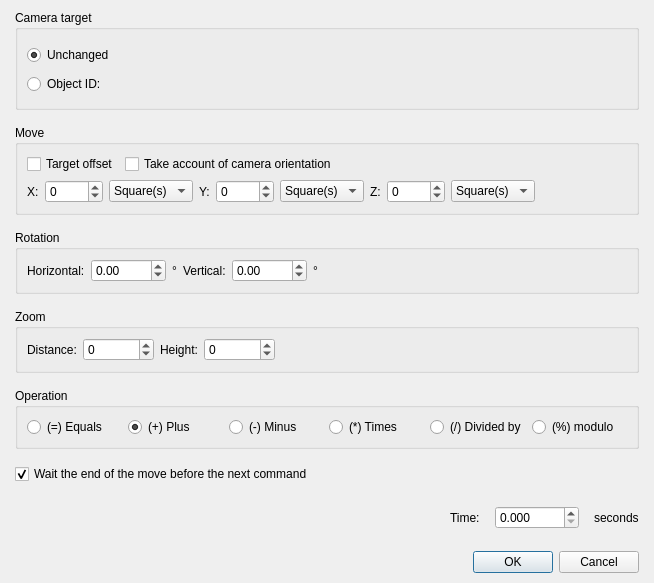
This is Engine/Dialogs/Commands/dialogcommandmovecamera.ui in RPG-Paper-Maker/RPG-Paper-Maker as Qt 5 draws it before an edit. The edited form follows.
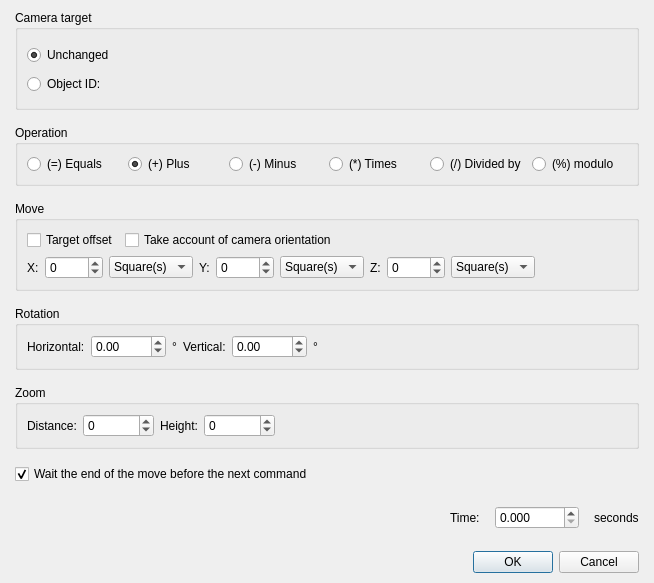
This is the edited form. Custom widgets are drawn as their Qt base class.

Diff of the .ui file:
```diff
--- a/Engine/Dialogs/Commands/dialogcommandmovecamera.ui
+++ b/Engine/Dialogs/Commands/dialogcommandmovecamera.ui
@@ -117,6 +117,67 @@
          </layout>
         </widget>
        </item>
+       <item>
+        <widget class="QGroupBox" name="groupBox_5">
+         <property name="title">
+          <string>Operation</string>
+         </property>
+         <layout class="QGridLayout" name="gridLayout_6">
+          <item row="0" column="0">
+           <layout class="QHBoxLayout" name="horizontalLayout_13">
+            <item>
+             <widget class="QRadioButton" name="radioButtonEquals">
+              <property name="text">
+               <string>(=) Equals</string>
+              </property>
+              <property name="checked">
+               <bool>false</bool>
+              </property>
+             </widget>
+            </item>
+            <item>
+             <widget class="QRadioButton" name="radioButtonPlus">
+              <property name="text">
+               <string>(+) Plus</string>
+              </property>
+              <property name="checked">
+               <bool>true</bool>
+              </property>
+             </widget>
+            </item>
+            <item>
+             <widget class="QRadioButton" name="radioButtonMinus">
+              <property name="text">
+               <string>(-) Minus</string>
+              </property>
+             </widget>
+            </item>
+            <item>
+             <widget class="QRadioButton" name="radioButtonTimes">
+              <property name="text">
+               <string>(*) Times</string>
+              </property>
+             </widget>
+            </item>
+            <item>
+             <widget class="QRadioButton" name="radioButtonDivided">
+              <property name="text">
+               <string>(/) Divided by</string>
+              </property>
+             </widget>
+            </item>
+            <item>
+             <widget class="QRadioButton" name="radioButtonModulo">
+              <property name="text">
+               <string>(%) modulo</string>
+              </property>
+             </widget>
+            </item>
+           </layout>
+          </item>
+         </layout>
+        </widget>
+       </item>
        <item>
         <widget class="QGroupBox" name="groupBox_2">
          <property name="title">
@@ -469,67 +530,6 @@
          </layout>
         </widget>
        </item>
-       <item>
-        <widget class="QGroupBox" name="groupBox_5">
-         <property name="title">
-          <string>Operation</string>
-         </property>
-         <layout class="QGridLayout" name="gridLayout_6">
-          <item row="0" column="0">
-           <layout class="QHBoxLayout" name="horizontalLayout_13">
-            <item>
-             <widget class="QRadioButton" name="radioButtonEquals">
-              <property name="text">
-               <string>(=) Equals</string>
-              </property>
-              <property name="checked">
-               <bool>false</bool>
-              </property>
-             </widget>
-            </item>
-            <item>
-             <widget class="QRadioButton" name="radioButtonPlus">
-              <property name="text">
-               <string>(+) Plus</string>
-              </property>
-              <property name="checked">
-               <bool>true</bool>
-              </property>
-             </widget>
-            </item>
-            <item>
-             <widget class="QRadioButton" name="radioButtonMinus">
-              <property name="text">
-               <string>(-) Minus</string>
-              </property>
-             </widget>
-            </item>
-            <item>
-             <widget class="QRadioButton" name="radioButtonTimes">
-              <property name="text">
-               <string>(*) Times</string>
-              </property>
-             </widget>
-            </item>
-            <item>
-             <widget class="QRadioButton" name="radioButtonDivided">
-              <property name="text">
-               <string>(/) Divided by</string>
-              </property>
-             </widget>
-            </item>
-            <item>
-             <widget class="QRadioButton" name="radioButtonModulo">
-              <property name="text">
-               <string>(%) modulo</string>
-              </property>
-             </widget>
-            </item>
-           </layout>
-          </item>
-         </layout>
-        </widget>
-       </item>
        <item>
         <widget class="QCheckBox" name="checkBoxWaitEnd">
          <property name="text">
```
Left out of the diff: 4 changed lines with no effect on the pictures.
